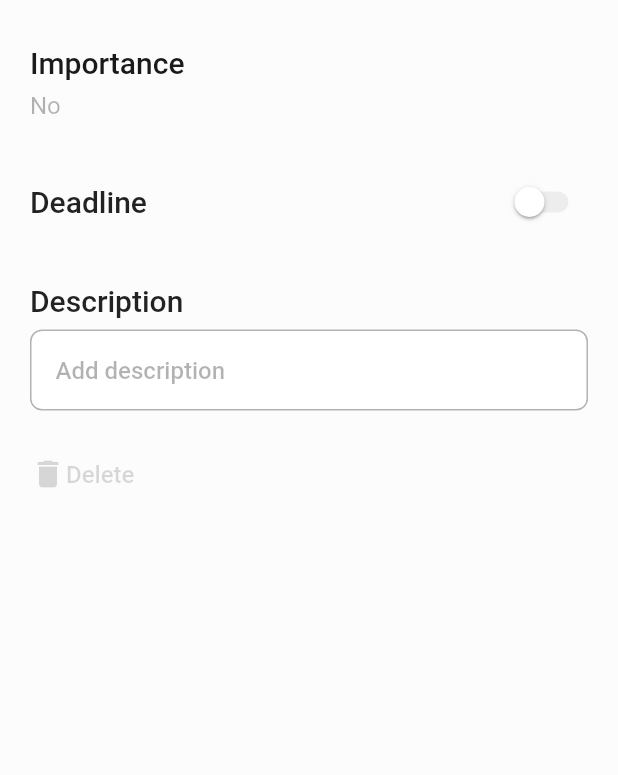
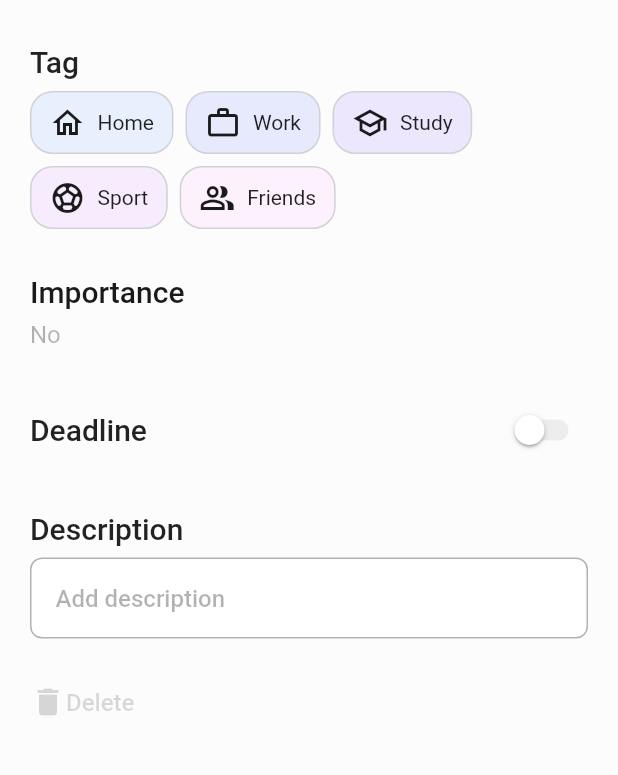
Before and after one commit to EQSP-Task-Manager/frontend, a Flutter app: the screen it shows after launch, after a tap on the "visibility" icon, after a tap on the "add" icon, on a phone screen of 412 x 824 dp, the part 224-999 px from its top. Run offline on Flutter 3.47's test engine with Material 2 defaults, Android fonts, the phone set to English and light mode, and no system bars; our stand-ins replace device_info_plus, dio, firebase_analytics, firebase_core, firebase_crashlytics, firebase_remote_config and 8 more; missing offline and left inert: fake_firebase_remote_config, shake; accounts and stored records are empty; generated files the repository leaves out were written again; network calls fail.

Commit message:
Add tags

```diff
--- a/lib/application/extension.dart
+++ b/lib/application/extension.dart
@@ -1,4 +1,6 @@
 import 'package:flutter/material.dart';
+
+import '../domain/domain.dart';
 
 extension ColorExtension on String {
   toColor() {
@@ -11,3 +13,51 @@ extension ColorExtension on String {
     }
   }
 }
+
+extension TagExtension on Tag {
+  IconData get iconData {
+    switch (this) {
+      case Tag.home:
+        return Icons.home_outlined;
+      case Tag.study:
+        return Icons.school_outlined;
+      case Tag.work:
+        return Icons.work_outline;
+      case Tag.sport:
+        return Icons.sports_soccer_outlined;
+      case Tag.friends:
+        return Icons.people_alt_outlined;
+      default:
+        throw Exception('no such tag');
+    }
+  }
+
+  String get name {
+    switch (this) {
+      case Tag.home:
+        return 'Home';
+      case Tag.study:
+        return 'Study';
+      case Tag.work:
+        return 'Work';
+      case Tag.sport:
+        return 'Sport';
+      case Tag.friends:
+        return 'Friends';
+      default:
+        throw Exception('no such tag');
+    }
+  }
+
+  static List<Color> tagColors = [
+    const Color(0xffbbd0ff),
+    const Color(0xffb8c0ff),
+    const Color(0xffc8b6ff),
+    const Color(0xffe7c6ff),
+    const Color(0xffffd6ff),
+  ];
+
+  Color get color {
+    return tagColors[Tag.values.indexOf(this)];
+  }
+}
--- a/lib/data/repositories/fake_todos_repsitory.dart
+++ b/lib/data/repositories/fake_todos_repsitory.dart
@@ -28,7 +28,7 @@ class FakeTodosRepsitoryImpl implements TodosRepository {
         createdAt: now.toUtc().millisecondsSinceEpoch,
         changedAt: now.toUtc().millisecondsSinceEpoch,
         deviceId: 'kek',
-        tag: Tag.home,
+        tags: [Tag.home],
       );
     });
   }
--- a/lib/domain/models/todo/todo.dart
+++ b/lib/domain/models/todo/todo.dart
@@ -25,9 +25,15 @@ enum Tag {
   @JsonValue("work")
   @HiveField(1)
   work,
-  @JsonValue("important")
+  @JsonValue("study")
   @HiveField(2)
   study,
+  @JsonValue("sport")
+  @HiveField(3)
+  sport,
+  @JsonValue("firends")
+  @HiveField(4)
+  friends,
 }
 
 @HiveType(typeId: 0)
@@ -44,7 +50,7 @@ class Todo with _$Todo {
     @JsonKey(name: 'created_at') @HiveField(7) required int createdAt,
     @JsonKey(name: 'changed_at') @HiveField(8) required int changedAt,
     @JsonKey(name: 'last_updated_by') @HiveField(9) required String deviceId,
-    @JsonKey(name: 'tag') @HiveField(10) required Tag? tag,
+    @JsonKey(name: 'tags') @HiveField(10) required List<Tag>? tags,
   }) = _Todo;
 
   factory Todo.fromJson(Map<String, dynamic> json) => _$TodoFromJson(json);
--- a/lib/l10n/intl_en.arb
+++ b/lib/l10n/intl_en.arb
@@ -13,5 +13,6 @@
     "taskTitle": "Task Title",
     "category": "Category",
     "description": "Description",
-    "addDescription": "Add description"
+    "addDescription": "Add description",
+    "tag": "Tag"
 }
--- a/lib/l10n/intl_ru_RU.arb
+++ b/lib/l10n/intl_ru_RU.arb
@@ -13,5 +13,6 @@
     "taskTitle": "Название задания",
     "category": "Категория",
     "description": "Описание",
-    "addDescription": "Добавить описание"
+    "addDescription": "Добавить описание",
+    "tag": "Тег"
 }
--- a/lib/presentation/bloc/todos/todos_bloc.dart
+++ b/lib/presentation/bloc/todos/todos_bloc.dart
@@ -139,7 +139,7 @@ class TodosBloc extends Bloc<TodosEvent, TodosState> {
       createdAt: now.toUtc().millisecondsSinceEpoch,
       changedAt: now.toUtc().millisecondsSinceEpoch,
       deviceId: await getDeviceId() ?? '',
-      tag: event.tag,
+      tags: event.tags,
     );
 
     _currentTodos.add(itemToAdd);
--- a/lib/presentation/bloc/todos/todos_event.dart
+++ b/lib/presentation/bloc/todos/todos_event.dart
@@ -24,7 +24,7 @@ class TodosEvent with _$TodosEvent {
     String? description,
     required Importance importance,
     String? color,
-    Tag? tag,
+    List<Tag>? tags,
     DateTime? deadline,
   }) = _Add;
 
--- a/lib/presentation/pages/todo_settings/todo_settings_page.dart
+++ b/lib/presentation/pages/todo_settings/todo_settings_page.dart
@@ -13,6 +13,7 @@ part 'widgets/text_input.dart';
 part 'widgets/importance.dart';
 part 'widgets/deadline.dart';
 part 'widgets/delete_button.dart';
+part 'widgets/tag.dart';
 
 class TodoSettingsPage extends StatefulWidget {
   final String? todoId;
@@ -33,6 +34,7 @@ class SubmitionData extends InheritedWidget {
   final String? descriptionToSubmit;
   final Importance? importanceToSubmit;
   final DateTime? deadlineToSubmit;
+  final List<Tag>? tagsToSubmit;
 
   const SubmitionData({
     Key? key,
@@ -40,6 +42,7 @@ class SubmitionData extends InheritedWidget {
     this.descriptionToSubmit,
     this.importanceToSubmit,
     this.deadlineToSubmit,
+    this.tagsToSubmit,
     required Widget child,
   }) : super(key: key, child: child);
 
@@ -59,8 +62,10 @@ class _TodoSettingsPageState extends State<TodoSettingsPage> {
   String? descriptionToSubmit;
   Importance? importanceToSubmit;
   DateTime? deadlineToSubmit;
+  List<Tag>? tagsToSubmit;
   Todo? todo;
   bool todoFetched = false;
+  ScrollController controller = ScrollController();
 
   @override
   void initState() {
@@ -73,6 +78,12 @@ class _TodoSettingsPageState extends State<TodoSettingsPage> {
       initSubmissionData();
       todoFetched = true;
     }
+  }
+
+  @override
+  void dispose() {
+    controller.dispose();
+    super.dispose();
   }
 
   void fecthTodo() async {
@@ -92,6 +103,7 @@ class _TodoSettingsPageState extends State<TodoSettingsPage> {
     titleToSubmit = todo!.title;
     descriptionToSubmit = todo!.description;
     importanceToSubmit = todo!.importance;
+    tagsToSubmit = todo!.tags;
     if (todo!.deadline != null) {
       deadlineToSubmit = DateTime.fromMillisecondsSinceEpoch(todo!.deadline!);
     }
@@ -105,12 +117,14 @@ class _TodoSettingsPageState extends State<TodoSettingsPage> {
           body: SafeArea(
             child: todoFetched
                 ? CustomScrollView(
+                    controller: controller,
                     slivers: [
                       SubmitionData(
                         titleToSubmit: titleToSubmit,
                         importanceToSubmit: importanceToSubmit,
                         deadlineToSubmit: deadlineToSubmit,
                         descriptionToSubmit: descriptionToSubmit,
+                        tagsToSubmit: tagsToSubmit,
                         child: _AppBar(
                           element: todo,
                         ),
@@ -119,6 +133,7 @@ class _TodoSettingsPageState extends State<TodoSettingsPage> {
                         child: Padding(
                           padding: const EdgeInsets.symmetric(vertical: 8),
                           child: _PageContent(
+                            scrollController: controller,
                             element: todo,
                             supportSeparator: themeState.supportSeparator,
                             submitTaskTitle: (value) {
@@ -139,6 +154,11 @@ class _TodoSettingsPageState extends State<TodoSettingsPage> {
                             submitDeadline: (value) {
                               setState(() {
                                 deadlineToSubmit = value;
+                              });
+                            },
+                            submitTags: (value) {
+                              setState(() {
+                                tagsToSubmit = value;
                               });
                             },
                           ),
@@ -204,7 +224,7 @@ class _AppBar extends StatelessWidget {
                     submitionData.importanceToSubmit ?? Importance.basic,
                 deadline: submitionData.deadlineToSubmit,
                 actionTool: ActionTool.settingsPage,
-                tag: Tag.work,
+                tags: submitionData.tagsToSubmit,
                 color: 'fc03ad',
               ),
             )
@@ -222,13 +242,15 @@ class _AppBar extends StatelessWidget {
   }
 }
 
-class _PageContent extends StatelessWidget {
+class _PageContent extends StatefulWidget {
   final Function(String) submitTaskTitle;
   final Function(String) submitTaskDescription;
   final Function(Importance) submitImportance;
   final Function(DateTime?) submitDeadline;
+  final Function(List<Tag>) submitTags;
   final Color supportSeparator;
   final Todo? element;
+  final ScrollController scrollController;
   const _PageContent({
     required this.submitDeadline,
     required this.submitImportance,
@@ -236,48 +258,62 @@ class _PageContent extends StatelessWidget {
     required this.submitTaskDescription,
     required this.supportSeparator,
     required this.element,
+    required this.scrollController,
+    required this.submitTags,
     Key? key,
   }) : super(key: key);
 
   @override
-  Widget build(BuildContext context) {
-    return Padding(
-      padding: const EdgeInsets.symmetric(horizontal: 20),
-      child: Column(
-        crossAxisAlignment: CrossAxisAlignment.start,
-        children: [
+  State<_PageContent> createState() => _PageContentState();
+}
+
+class _PageContentState extends State<_PageContent> {
+  late List<Widget> items = [
     _TextInput(
       key: const Key('titleTextInput'),
       title: S.of(context).taskTitle,
       hintText: S.of(context).whatShouldBeDone,
-            element: element,
-            submit: submitTaskTitle,
+      element: widget.element,
+      submit: widget.submitTaskTitle,
       isTaskTitle: true,
     ),
-          const SizedBox(height: 30),
+    _Tag(
+      submit: widget.submitTags,
+    ),
     _Importance(
-            element: element,
-            submit: submitImportance,
+      element: widget.element,
+      submit: widget.submitImportance,
     ),
-          const SizedBox(height: 30),
     _Deadline(
-            element: element,
-            submit: submitDeadline,
+      element: widget.element,
+      submit: widget.submitDeadline,
     ),
-          const SizedBox(height: 30),
     _TextInput(
       key: const Key('descriptionTextInput'),
       title: S.of(context).description,
       hintText: S.of(context).addDescription,
-            element: element,
-            submit: submitTaskDescription,
+      element: widget.element,
+      submit: widget.submitTaskDescription,
       isDescription: true,
     ),
-          const SizedBox(height: 30),
     _DeleteButton(
-            element: element,
+      element: widget.element,
     ),
-        ],
+  ];
+
+  @override
+  Widget build(BuildContext context) {
+    return NotificationListener<OverscrollIndicatorNotification>(
+      onNotification: (overscroll) {
+        overscroll.disallowIndicator();
+        return true;
+      },
+      child: ListView.separated(
+        padding: const EdgeInsets.symmetric(horizontal: 20),
+        shrinkWrap: true,
+        itemBuilder: (context, index) => items[index],
+        separatorBuilder: (p0, p1) => const SizedBox(height: 30),
+        itemCount: items.length,
       ),
     );
   }
--- a/lib/presentation/pages/todo_settings/widgets/deadline.dart
+++ b/lib/presentation/pages/todo_settings/widgets/deadline.dart
@@ -48,7 +48,7 @@ class __DeadlineState extends State<_Deadline> {
               Text(
                 deadlineText!,
                 style: Theme.of(context).textTheme.body.copyWith(
-                      color: Colors.blue,
+                      color: context.read<ThemeBloc>().currentTheme.purple,
                     ),
               ),
           ],
@@ -56,6 +56,7 @@ class __DeadlineState extends State<_Deadline> {
         const Spacer(),
         Switch(
           value: deadlineSet,
+          activeColor: context.read<ThemeBloc>().currentTheme.purple,
           inactiveThumbColor: getIt.get<ThemeBloc>().currentTheme.backElevated,
           inactiveTrackColor:
               getIt.get<ThemeBloc>().currentTheme.supportOverlay,
--- a/lib/presentation/pages/todo_settings/widgets/importance.dart
+++ b/lib/presentation/pages/todo_settings/widgets/importance.dart
@@ -40,10 +40,7 @@ class __ImportanceState extends State<_Importance> {
 
   @override
   Widget build(BuildContext context) {
-    return SizedBox(
-      width: 164,
-      height: 51,
-      child: DropdownButtonHideUnderline(
+    return DropdownButtonHideUnderline(
       child: ButtonTheme(
         alignedDropdown: true,
         child: DropdownButton<Widget>(
@@ -51,7 +48,7 @@ class __ImportanceState extends State<_Importance> {
           borderRadius: const BorderRadius.all(Radius.circular(8)),
           value: null,
           itemHeight: null,
-            elevation: 0,
+          elevation: 3,
           iconSize: 0,
           style: Theme.of(context).textTheme.body,
           dropdownColor: getIt.get<ThemeBloc>().currentTheme.backElevated,
@@ -70,8 +67,7 @@ class __ImportanceState extends State<_Importance> {
                 Text(
                   importanceTranslations[valueToSubmit]!,
                   style: Theme.of(context).textTheme.subhead.copyWith(
-                        color:
-                            getIt.get<ThemeBloc>().currentTheme.labelTertiary),
+                      color: getIt.get<ThemeBloc>().currentTheme.labelTertiary),
                 ),
               ],
             ),
@@ -100,7 +96,6 @@ class __ImportanceState extends State<_Importance> {
           },
         ),
       ),
-      ),
     );
   }
 }
--- /dev/null
+++ b/lib/presentation/pages/todo_settings/widgets/tag.dart
@@ -0,0 +1,83 @@
+part of '../todo_settings_page.dart';
+
+class _Tag extends StatefulWidget {
+  final Function(List<Tag>) submit;
+  const _Tag({
+    required this.submit,
+    Key? key,
+  }) : super(key: key);
+
+  @override
+  State<_Tag> createState() => _TagState();
+}
+
+class _TagState extends State<_Tag> {
+  List<Tag> tags = [];
+
+  @override
+  Widget build(BuildContext context) {
+    return Column(
+      crossAxisAlignment: CrossAxisAlignment.start,
+      children: [
+        Text(
+          S.of(context).tag,
+          style: Theme.of(context).textTheme.title,
+        ),
+        const SizedBox(height: 8),
+        Wrap(
+          spacing: 8,
+          runSpacing: 8,
+          children: Tag.values
+              .map((tag) => GestureDetector(
+                    onTap: () {
+                      setState(() {
+                        if (tags.contains(tag)) {
+                          tags.remove(tag);
+                        } else {
+                          tags.add(tag);
+                        }
+                      });
+                      widget.submit(tags);
+                    },
+                    child: Container(
+                      padding: const EdgeInsets.symmetric(
+                        vertical: 8,
+                        horizontal: 12,
+                      ),
+                      decoration: BoxDecoration(
+                        color:
+                            tag.color.withOpacity(tags.contains(tag) ? 1 : 0.3),
+                        borderRadius:
+                            const BorderRadius.all(Radius.circular(15)),
+                        border: Border.all(
+                          color: tags.contains(tag)
+                              ? context.read<ThemeBloc>().currentTheme.grey
+                              : context
+                                  .read<ThemeBloc>()
+                                  .currentTheme
+                                  .lightGrey,
+                        ),
+                      ),
+                      child: Row(
+                        mainAxisSize: MainAxisSize.min,
+                        children: [
+                          Icon(tag.iconData),
+                          const SizedBox(width: 8),
+                          Text(tag.name),
+                        ],
+                      ),
+                    ),
+                  ))
+              .toList(),
+        )
+      ],
+    );
+  }
+
+  OutlineInputBorder get _border => const OutlineInputBorder(
+        borderSide: BorderSide(
+          color: Colors.transparent,
+        ),
+        borderRadius: BorderRadius.all(Radius.circular(8)),
+      );
+}
--- a/lib/presentation/pages/todos/todos_item/widgets/item_content.dart
+++ b/lib/presentation/pages/todos/todos_item/widgets/item_content.dart
@@ -28,12 +28,6 @@ class _ItemContentState extends State<ItemContent> {
   final checkBoxSize = 18.0;
   final infoButtonSize = 20.0;
   final importanceIconSize = 16.0;
-
-  final tagIcon = {
-    Tag.home: Icons.home_outlined,
-    Tag.study: Icons.school_outlined,
-    Tag.work: Icons.work_outline,
-  };
 
   @override
   Widget build(BuildContext context) {
@@ -98,12 +92,23 @@ class _ItemContentState extends State<ItemContent> {
                         descriprionSpan: descriprionSpan,
                         importanceIconSize: importanceIconSize,
                       ),
-                      if (widget.element.tag != null) const SizedBox(height: 5),
-                      if (widget.element.tag != null)
-                        Icon(
-                          tagIcon[widget.element.tag],
-                          color:
-                              getIt.get<ThemeBloc>().currentTheme.labelTertiary,
+                      if (widget.element.tags != null)
+                        const SizedBox(height: 5),
+                      if (widget.element.tags != null)
+                        Wrap(
+                          spacing: 8,
+                          runSpacing: 8,
+                          children: widget.element.tags!
+                              .map(
+                                (tag) => Icon(
+                                  tag.iconData,
+                                  color: getIt
+                                      .get<ThemeBloc>()
+                                      .currentTheme
+                                      .labelTertiary,
+                                ),
+                              )
+                              .toList(),
                         ),
                     ],
                   ),
@@ -143,7 +148,7 @@ class _ItemContentState extends State<ItemContent> {
     final metrics = textPainter.computeLineMetrics();
 
     if (widget.element.deadline != null) return false;
-    if (widget.element.tag != null) return false;
+    if (widget.element.tags != null) return false;
     if (metrics.length == 1) {
       // если строка одна, но иконки важности не позволяют тексту
       // уместиться в эту одну строку, то централизировать не нужно
--- a/lib/presentation/ui/theme/app_theme.dart
+++ b/lib/presentation/ui/theme/app_theme.dart
@@ -80,6 +80,7 @@ abstract class AppTheme {
   final green = const Color(0xFF51D979);
   final black = const Color(0xFF1A1A1A);
   final grey = const Color(0xFF8E8E93);
+  final purple = const Color(0xFFBD84D4);
 
   final white = const Color(0xFFFFFFFF);
 }
--- a/pubspec.yaml
+++ b/pubspec.yaml
@@ -37,7 +37,7 @@ dependencies:
   dio: ^4.0.6
   injectable: ^1.5.3
   freezed_annotation: ^2.1.0
-  json_annotation: ^4.6.0
+  json_annotation: ^4.7.0
   flutter_bloc: 7.3.3
   get_it: ^7.2.0
   uuid: ^3.0.6
@@ -70,7 +70,7 @@ dev_dependencies:
   flutter_lints: ^2.0.0
   build_runner: ^2.2.0
   json_serializable: ^6.3.1
-  freezed: ^2.1.0+1
+  freezed: 2.1.0
   injectable_generator: ^1.5.4
   hive_generator: ^1.1.3
   lint: ^1.8.2
```
Also changed, not shown: lib/data/models/element_request/element_request.freezed.dart, lib/data/models/element_response/element_response.freezed.dart, lib/data/models/list_request/list_request.freezed.dart, lib/data/models/list_response/list_response.freezed.dart, lib/domain/models/todo/todo.freezed.dart, lib/domain/models/todo/todo.g.dart, lib/generated/intl/messages_en.dart, lib/generated/intl/messages_ru_RU.dart, lib/generated/l10n.dart, lib/presentation/bloc/todos/todos_bloc.freezed.dart, lib/presentation/ui/app_bar/bloc/app_bar_bloc.freezed.dart, lib/presentation/ui/theme/bloc/theme_bloc.freezed.dart, pubspec.lock. Lines whose indentation alone changed are shown as unchanged.
